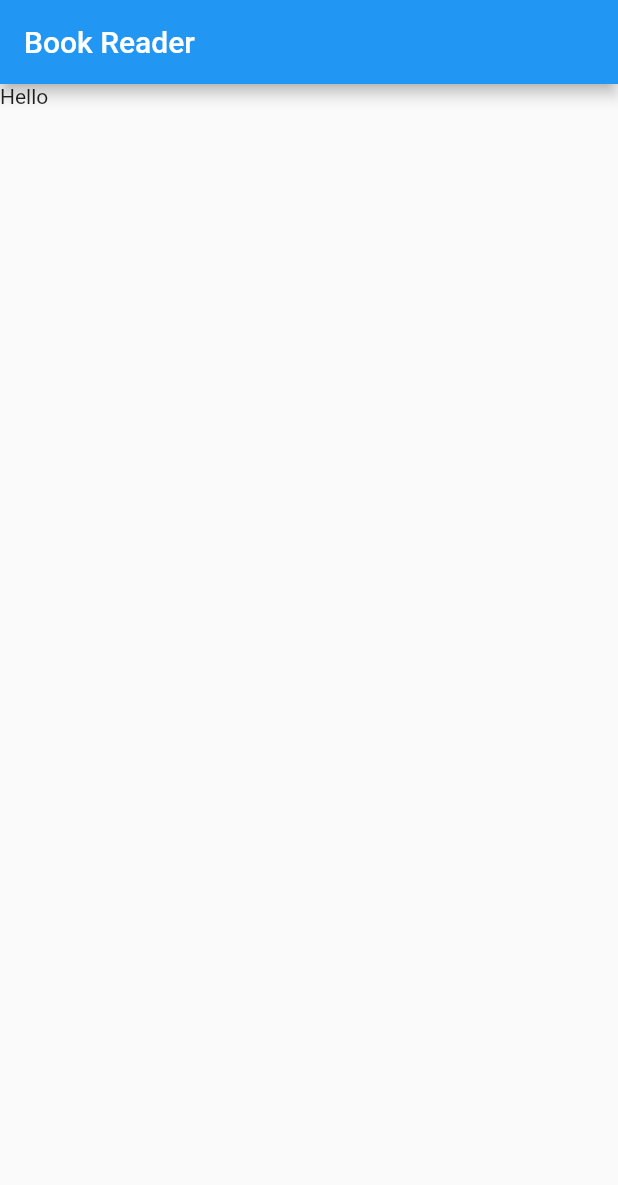
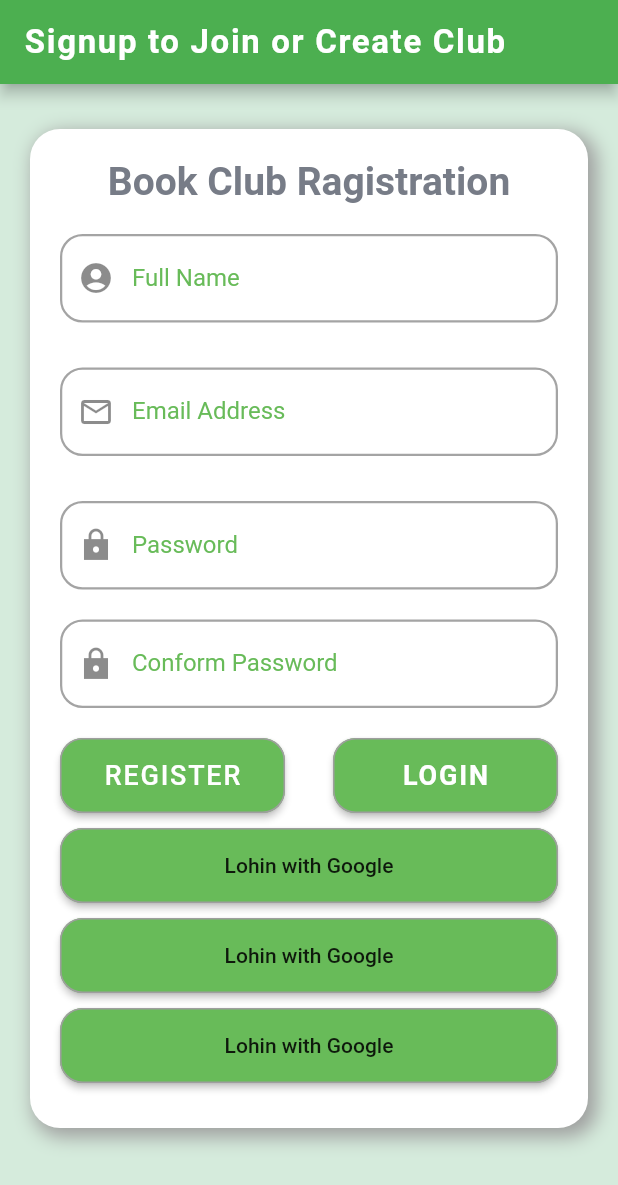
Before and after one commit to AmitLakhani098/BookClube, a Flutter app: the screen it shows after launch, on a phone screen of 412 x 824 dp. Shown: the top 1185 px of the screen. Run offline on Flutter 3.47's test engine with Material 2 defaults, Android fonts, the phone set to English and light mode, and no system bars; our stand-ins replace firebase_auth; accounts and stored records are empty.

Commit message:
sign_up and login ui

```diff
--- a/book_club/lib/main.dart
+++ b/book_club/lib/main.dart
@@ -1,21 +1,26 @@
 import 'package:flutter/material.dart';
-
-import 'screen/homeScreen.dart';
+import 'screens/signup/signup_screen.dart';
+import 'utils/theme.dart';
+import 'package:firebase_auth/firebase_auth.dart';
 
 void main() {
-  runApp(MyApp());
+  runApp(
+    MyApp(),
+  );
 }
 
 class MyApp extends StatelessWidget {
   @override
   Widget build(BuildContext context) {
     return MaterialApp(
-      title: 'Contact details from Google',
-      theme: ThemeData(
-        primarySwatch: Colors.blue,
-        visualDensity: VisualDensity.adaptivePlatformDensity,
-      ),
-      home: HomeScreen(),
+      title: 'Contact details Google',
+      theme: OurAppTheme().buildTheme(),
+      home: SignupScreen(),
+      // routes: {
+      //   '/login': (_) => LoginScreen(),
+      //   '/signup': (_) => SignupScreen(),
+      //   '/forgot_password': (_) => ForgotScreen(),
+      // },
     );
   }
 }
--- a/book_club/lib/screen/homeScreen.dart
+++ /dev/null
@@ -1,22 +0,0 @@
-import 'package:flutter/material.dart';
-
-class HomeScreen extends StatefulWidget {
-  @override
-  _HomeScreenState createState() => _HomeScreenState();
-}
-
-class _HomeScreenState extends State<HomeScreen> {
-  @override
-  Widget build(BuildContext context) {
-    return Scaffold(
-      appBar: AppBar(
-        title: Text("Book Reader"),
-      ),
-      body: Stack(
-        children: [
-          Text("Hello"),
-        ],
-      ),
-    );
-  }
-}
--- a/book_club/lib/screen/contact.dart
+++ b/book_club/lib/screens/common/welcom_screen.dart
@@ -1,11 +1,11 @@
 import 'package:flutter/material.dart';
 
-class ContactScreen extends StatelessWidget {
+class FirstWelcomeScreen extends StatelessWidget {
   @override
   Widget build(BuildContext context) {
     return Scaffold(
-      appBar: AppBar(
-        title: Text("All Contact"),
+      body: Container(
+        child: Text("Hello, welcome"),
       ),
     );
   }
--- /dev/null
+++ b/book_club/lib/screens/forgot_screen.dart
@@ -0,0 +1,17 @@
+import 'package:flutter/material.dart';
+
+class ForgotScreen extends StatelessWidget {
+  @override
+  Widget build(BuildContext context) {
+    return Scaffold(
+      appBar: AppBar(
+        title: Text("Forgot Password"),
+      ),
+      body: Center(
+        child: Container(
+          child: Text("Enter Email or Phone number"),
+        ),
+      ),
+    );
+  }
+}
--- /dev/null
+++ b/book_club/lib/screens/signup/signupForm_widget.dart
@@ -0,0 +1,149 @@
+import 'package:book_club/screens/login/login_screen.dart';
+import 'package:book_club/widgets/OurContainer.dart';
+import 'package:flutter/material.dart';
+
+class SignupForm extends StatefulWidget {
+  @override
+  _SignupFormState createState() => _SignupFormState();
+}
+
+class _SignupFormState extends State<SignupForm> {
+  String name, email, password;
+  @override
+  Widget build(BuildContext context) {
+    return OurContainer(
+      child: Column(
+        children: [
+          Text(
+            "Book Club Ragistration",
+            style: TextStyle(
+              color: Theme.of(context).secondaryHeaderColor,
+              fontSize: 26.0,
+              fontWeight: FontWeight.bold,
+            ),
+          ),
+          SizedBox(
+            height: 20,
+          ),
+          TextField(
+            decoration: InputDecoration(
+              hintText: 'Full Name',
+              labelText: 'Full Name',
+              prefixIcon: Icon(Icons.account_circle),
+            ),
+            onChanged: (value) {
+              setState(() {
+                name = value;
+              });
+            },
+          ),
+          SizedBox(height: 30),
+          TextField(
+            decoration: InputDecoration(
+              hintText: 'email@gmail.com',
+              labelText: 'Email Address',
+              prefixIcon: Icon(Icons.email_outlined),
+            ),
+            onChanged: (value) {
+              setState(() {
+                email = value;
+              });
+            },
+          ),
+          SizedBox(height: 30),
+          TextField(
+            obscureText: true,
+            decoration: InputDecoration(
+              hintText: 'Enter Password',
+              labelText: 'Password',
+              prefixIcon: Icon(Icons.lock_sharp),
+            ),
+            onChanged: (value) {
+              setState(() {
+                password = value;
+              });
+            },
+          ),
+          SizedBox(height: 20),
+          TextField(
+            obscureText: true,
+            decoration: InputDecoration(
+              hintText: 'Conform Password',
+              labelText: 'Conform Password',
+              prefixIcon: Icon(Icons.lock_sharp),
+            ),
+            onChanged: (value) {
+              setState(() {
+                password = value;
+              });
+            },
+          ),
+          SizedBox(height: 20),
+          Row(
+            mainAxisAlignment: MainAxisAlignment.spaceBetween,
+            children: [
+              RaisedButton(
+                onPressed: () {},
+                child: Text(
+                  "REGISTER",
+                  style: TextStyle(
+                    color: Colors.white,
+                    fontSize: 18,
+                    letterSpacing: 1.2,
+                  ),
+                ),
+              ),
+              RaisedButton(
+                padding: EdgeInsets.symmetric(
+                  horizontal: 40,
+                  vertical: 13,
+                ),
+                onPressed: () {
+                  Navigator.of(context).push(
+                    MaterialPageRoute(
+                      builder: (context) => LoginScreen(),
+                    ),
+                  );
+                },
+                child: Text(
+                  "LOGIN",
+                  style: TextStyle(
+                    color: Colors.white,
+                    fontSize: 18,
+                    fontWeight: FontWeight.bold,
+                    letterSpacing: 1.2,
+                  ),
+                ),
+              ),
+            ],
+          ),
+          Column(
+            mainAxisSize: MainAxisSize.max,
+            mainAxisAlignment: MainAxisAlignment.spaceBetween,
+            crossAxisAlignment: CrossAxisAlignment.stretch,
+            children: [
+              SizedBox(height: 10),
+              RaisedButton(
+                onPressed: () {},
+                child: Text(
+                  "Lohin with Google",
+                ),
+              ),
+              SizedBox(height: 10),
+              RaisedButton(
+                onPressed: () {},
+                child: Text("Lohin with Google"),
+              ),
+              SizedBox(height: 10),
+              RaisedButton(
+                onPressed: () {},
+                child: Text("Lohin with Google"),
+              ),
+              SizedBox(height: 10),
+            ],
+          )
+        ],
+      ),
+    );
+  }
+}
--- /dev/null
+++ b/book_club/lib/screens/signup/signup_screen.dart
@@ -0,0 +1,48 @@
+import 'package:flutter/material.dart';
+import 'signupForm_widget.dart';
+
+class SignupScreen extends StatefulWidget {
+  @override
+  _SignupScreenState createState() => _SignupScreenState();
+}
+
+class _SignupScreenState extends State<SignupScreen> {
+  @override
+  Widget build(BuildContext context) {
+    return Scaffold(
+      appBar: AppBar(
+        backgroundColor: Colors.green,
+        actions: [],
+        title: Text(
+          "Signup to Join or Create Club",
+          style: TextStyle(
+            color: Colors.white,
+            fontSize: 22,
+            letterSpacing: 1.1,
+            fontWeight: FontWeight.bold,
+          ),
+        ),
+      ),
+      body: Row(
+        mainAxisAlignment: MainAxisAlignment.center,
+        children: [
+          Expanded(
+            child: ListView(
+              children: [
+                Column(
+                  children: [
+                    Container(
+                      margin:
+                          EdgeInsets.symmetric(horizontal: 20, vertical: 30),
+                      child: SignupForm(),
+                    ),
+                  ],
+                )
+              ],
+            ),
+          ),
+        ],
+      ),
+    );
+  }
+}
--- /dev/null
+++ b/book_club/lib/utils/theme.dart
@@ -0,0 +1,64 @@
+import 'package:flutter/cupertino.dart';
+import 'package:flutter/material.dart';
+
+class OurAppTheme {
+  Color _lightGreen = Color.fromARGB(255, 213, 235, 220);
+  Color _darkGreen = Color(0xFF68BB59);
+  Color _lightGrey = Color.fromARGB(255, 164, 164, 164);
+  Color _darkGrey = Color.fromARGB(255, 119, 124, 135);
+
+  ThemeData buildTheme() {
+    return ThemeData(
+      // comman Colors
+      canvasColor: _lightGreen,
+      primaryColor: _lightGreen,
+      secondaryHeaderColor: _darkGrey,
+      accentColor: _lightGrey,
+
+      // Input Borders
+      inputDecorationTheme: InputDecorationTheme(
+        labelStyle: TextStyle(color: _darkGreen),
+        border: OutlineInputBorder(
+          borderRadius: BorderRadius.circular(15.0),
+          borderSide: BorderSide(
+            color: _lightGrey,
+            width: 1.5,
+          ),
+        ),
+        focusedBorder: OutlineInputBorder(
+          borderRadius: BorderRadius.circular(15.0),
+          borderSide: BorderSide(
+            color: _darkGreen,
+          ),
+        ),
+        enabledBorder: OutlineInputBorder(
+          borderRadius: BorderRadius.circular(15),
+          borderSide: BorderSide(
+            width: 1.5,
+            color: _lightGrey,
+          ),
+        ),
+      ),
+      hintColor: _lightGrey,
+
+      // Bottum Theme Color
+      buttonTheme: ButtonThemeData(
+        buttonColor: _darkGreen,
+        padding: EdgeInsets.symmetric(horizontal: 15, vertical: 10),
+        minWidth: 150,
+        height: 50,
+        splashColor: Colors.white54,
+        shape: RoundedRectangleBorder(
+          borderRadius: BorderRadius.circular(15),
+          side: BorderSide(
+            width: 1,
+            color: Colors.grey[500],
+            style: BorderStyle.solid,
+          ),
+        ),
+      ),
+
+      //
+    );
+  }
+}
--- /dev/null
+++ b/book_club/lib/widgets/OurContainer.dart
@@ -0,0 +1,30 @@
+import 'package:flutter/material.dart';
+
+class OurContainer extends StatelessWidget {
+  final Widget child;
+
+  const OurContainer({
+    Key key,
+    this.child,
+  }) : super(key: key);
+
+  @override
+  Widget build(BuildContext context) {
+    return Container(
+      padding: EdgeInsets.all(20.0),
+      decoration: BoxDecoration(
+        color: Colors.white,
+        borderRadius: BorderRadius.circular(20),
+        boxShadow: [
+          BoxShadow(
+            color: Colors.grey,
+            blurRadius: 10.0,
+            spreadRadius: 1.5,
+            offset: Offset(4.0, 4.0),
+          ),
+        ],
+      ),
+      child: child,
+    );
+  }
+}
```
Also changed, not shown: book_club/lib/data/models/currentUser.dart (added, +47 -0 lines), book_club/lib/screens/home/home_screen.dart (added, +12 -0 lines), book_club/lib/screens/login/loginForm_widget.dart (added, +119 -0 lines), book_club/lib/screens/login/login_screen.dart (added, +56 -0 lines), book_club/lib/screens/signup/signup_model.dart (added, +11 -0 lines), book_club/lib/screens/timeTraker/timeTrack.dart (added, +8 -0 lines), book_club/pubspec.yaml (+4 -4 lines), book_club/assets/images/google_logo.png (added), book_club/assets/images/logo.png (added), book_club/pubspec.lock, 2 other files.
